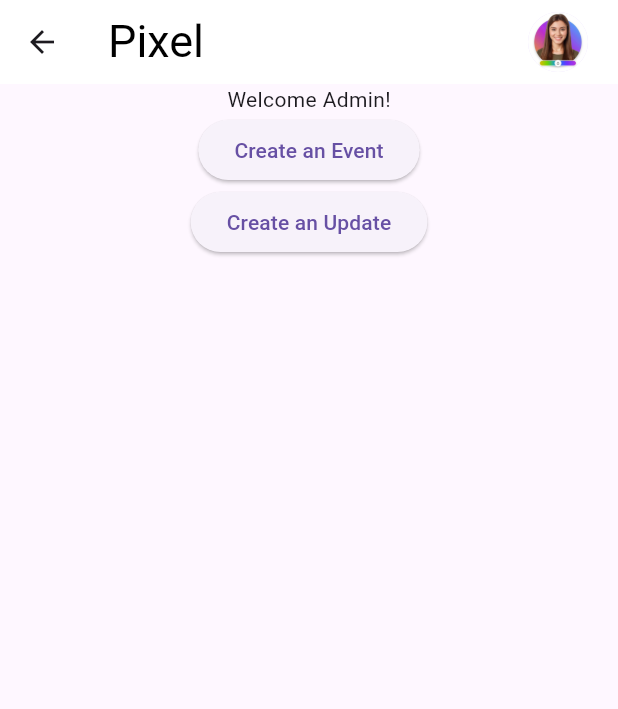
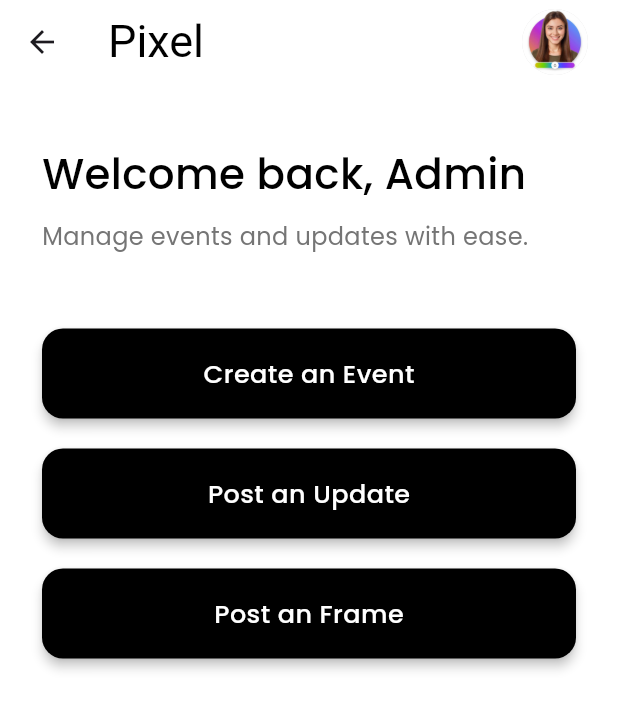
Before and after one commit to Peehu1308/Pixel, a Flutter app: the Choice_Admin screen opened directly with empty values, on a phone screen of 412 x 824 dp. Shown: the top 709 px of the screen. Run offline on Flutter 3.47's test engine with Material 3 defaults, Android fonts, the phone set to English and light mode, and no system bars; our stand-ins replace animated_text_kit, flutter_rating_bar, google_fonts, image_picker, share_plus, supabase_flutter and 1 more; missing offline and left inert: amplify_auth_cognito, amplify_flutter, docx_template, encrypt; accounts and stored records are empty; Roboto replaces fonts that are missing (Recursive).

Commit message:
Update choice.dart

```diff
--- a/lib/admin/choice.dart
+++ b/lib/admin/choice.dart
@@ -1,8 +1,9 @@
 import 'package:flutter/material.dart';
 import 'package:google_fonts/google_fonts.dart';
 import 'package:pixel/admin/Add_update.dart';
+import 'package:pixel/admin/add_highlight.dart';
 import 'package:pixel/admin/create_event.dart';
-import 'package:supabase_flutter/supabase_flutter.dart'; // make sure this is imported
+import 'package:supabase_flutter/supabase_flutter.dart';
 import 'package:pixel/Screens/profile.dart';
 
 class Choice_Admin extends StatefulWidget {
@@ -39,11 +40,10 @@ class _Choice_AdminState extends State<Choice_Admin> {
   @override
   Widget build(BuildContext context) {
     return Scaffold(
-      appBar: AppBar(
-        title: Text(
-          "Pixel",
-          style: GoogleFonts.recursive(color: Colors.black, fontSize: 30),
-        ),
+      backgroundColor: Colors.white, // clean white background
+      appBar:  AppBar(
+        title: Text("Pixel",
+            style: GoogleFonts.recursive(color: Colors.black, fontSize: 30)),
         backgroundColor: Colors.white,
         actions: [
           Container(
@@ -66,7 +66,8 @@ class _Choice_AdminState extends State<Choice_Admin> {
                 }
               },
               child: CircleAvatar(
-                radius: 20,
+                radius: 22,
+                backgroundColor: Colors.black12,
                 backgroundImage: profileImage.isNotEmpty
                     ? NetworkImage(profileImage)
                     : const AssetImage("lib/assets/profile.jpeg")
@@ -76,28 +77,101 @@ class _Choice_AdminState extends State<Choice_Admin> {
           ),
         ],
       ),
-      body: Column(
+      body: Padding(
+        padding: const EdgeInsets.symmetric(horizontal: 28, vertical: 40),
+        child: Column(
+          crossAxisAlignment: CrossAxisAlignment.start,
           children: [
-          Center(
-            child: Text("Welcome Admin!"),
+            // Sophisticated Welcome Text
+            Text(
+              "Welcome back, Admin",
+              style: GoogleFonts.poppins(
+                color: Colors.black,
+                fontSize: 28,
+                fontWeight: FontWeight.w500,
               ),
-          ElevatedButton(
+            ),
+            const SizedBox(height: 10),
+            Text(
+              "Manage events and updates with ease.",
+              style: GoogleFonts.poppins(
+                color: Colors.grey[600],
+                fontSize: 16,
+              ),
+            ),
+            const SizedBox(height: 50),
+
+            // Create Event Button
+            _buildActionButton(
+              text: "Create an Event",
               onPressed: () {
                 Navigator.push(
                   context,
                   MaterialPageRoute(
-                        builder: (_) => CreateEvent(email: widget.email)));
+                    builder: (_) => CreateEvent(email: widget.email),
+                  ),
+                );
               },
-              child: Text("Create an Event")),
-              ElevatedButton(
+            ),
+            const SizedBox(height: 20),
+
+            // Post Update Button
+            _buildActionButton(
+              text: "Post an Update",
               onPressed: () {
                 Navigator.push(
                   context,
                   MaterialPageRoute(
-                        builder: (_) => AddUpdateScreen(userEmail: widget.email,)));
+                    builder: (_) =>
+                        AddUpdateScreen(userEmail: widget.email),
+                  ),
+                );
               },
-              child: Text("Create an Update"))
+            ),
+            SizedBox(height: 20,),
+             _buildActionButton(
+              text: "Post an Frame",
+              onPressed: () {
+                Navigator.push(
+                  context,
+                  MaterialPageRoute(
+                    builder: (_) =>
+                        AddingFrames(email: widget.email),
+                  ),
+                );
+              },
+            ),
           ],
+        ),
+      ),
+    );
+  }
+
+  Widget _buildActionButton({
+    required String text,
+    required VoidCallback onPressed,
+  }) {
+    return SizedBox(
+      width: double.infinity,
+      child: ElevatedButton(
+        style: ElevatedButton.styleFrom(
+          backgroundColor: Colors.black,
+          foregroundColor: Colors.white,
+          padding: const EdgeInsets.symmetric(vertical: 18),
+          shape: RoundedRectangleBorder(
+            borderRadius: BorderRadius.circular(14),
+          ),
+          elevation: 3,
+        ),
+        onPressed: onPressed,
+        child: Text(
+          text,
+          style: GoogleFonts.poppins(
+            fontSize: 17,
+            fontWeight: FontWeight.w500,
+            letterSpacing: 0.3,
+          ),
+        ),
       ),
     );
   }
```
Lines whose indentation alone changed are shown as unchanged.
